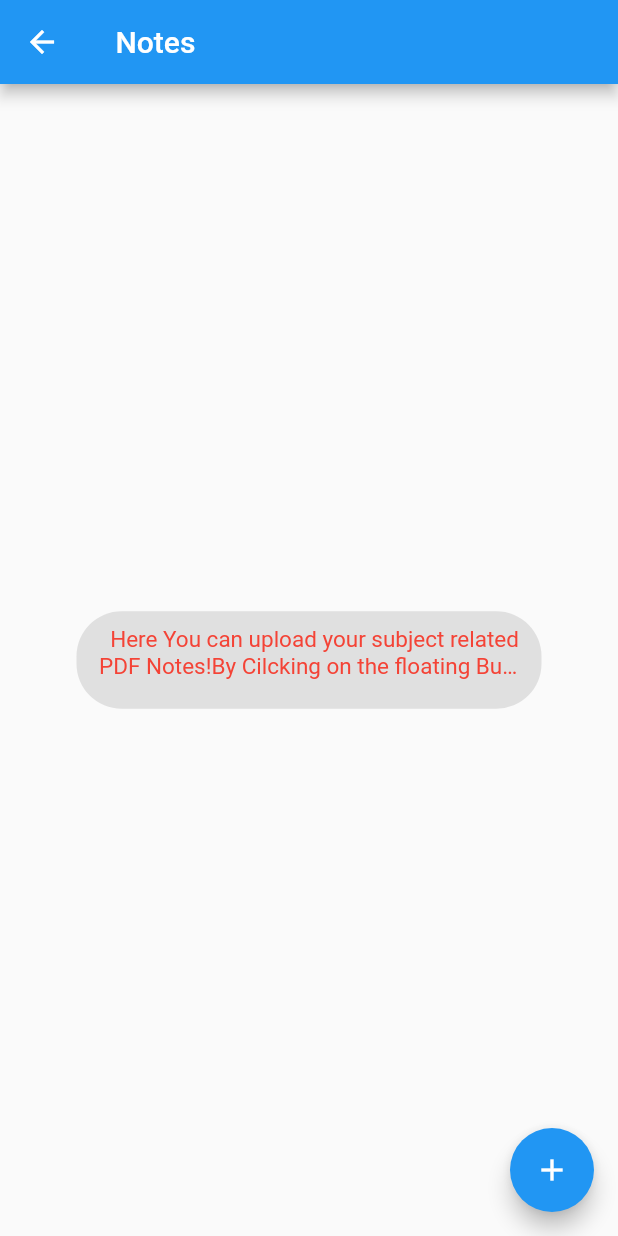
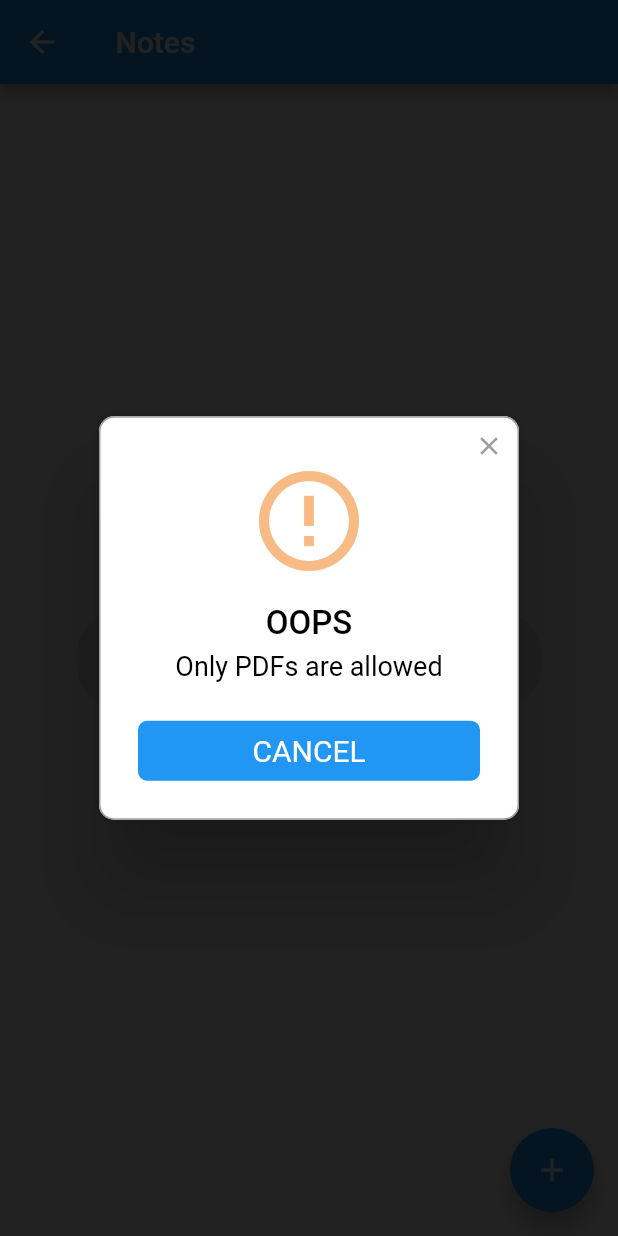
Before and after one commit to raghavgoenka/Document-Management, a Flutter app: the Subject screen opened directly with empty values, after a tap on the "add" icon, on a phone screen of 412 x 824 dp. Run offline on Flutter 3.47's test engine with Material 2 defaults, Android fonts, the phone set to English and light mode, and no system bars; drawn by our look-alikes of rflutter_alert; our stand-ins replace cloud_firestore, connectivity, file_picker, firebase_auth, firebase_storage, flushbar and 6 more; missing offline and left inert: esys_flutter_share, firebase_ml_vision, pdftron_flutter, translator; accounts and stored records are empty.

```diff
--- a/lib/home.dart
+++ b/lib/home.dart
@@ -14,7 +14,6 @@ import 'package:image_cropper/image_cropper.dart';
 import 'textTranslation.dart';
 import 'package:flutter/cupertino.dart';
 import 'package:translator/translator.dart';
-import 'pdf_viewer.dart';
 
 class HomeView extends StatefulWidget {
   final String userEmail;
--- a/lib/subjectdata.dart
+++ b/lib/subjectdata.dart
@@ -28,11 +28,10 @@ class _SubjectData extends State<Subject> {
   TextEditingController nameFileController = TextEditingController();
   Future getImage() async {
     File file = await FilePicker.getFile();
-    // RegExp re = new RegExp(r'(.+\.pdf)');
-    // print(file.toString());
-    // print('Has match: ${re.hasMatch(file.toString())}');
-    bool value = true;
-    // re.hasMatch(file.toString());
+    RegExp re = new RegExp(r'(.+\.pdf)');
+    print(file.toString());
+    print('Has match: ${re.hasMatch(file.toString())}');
+    bool value = re.hasMatch(file.toString());
     if (value == false) {
       Alert(
         context: context,
@@ -82,6 +81,7 @@ class _SubjectData extends State<Subject> {
               .then((value) {})
               .catchError((e) {
                 print(e);
+                print("/////////////////");
               });
           nameFileController.text = "";
 
@@ -204,6 +204,8 @@ class _SubjectData extends State<Subject> {
                   itemCount: snapshot.data.length,
                   itemBuilder: (context, index) {
                     return Card(
+                      elevation: 5,
+                      margin: EdgeInsets.all(10.0),
                       child: Column(
                         mainAxisSize: MainAxisSize.min,
                         children: <Widget>[
--- a/lib/try.dart
+++ b/lib/try.dart
@@ -20,7 +20,7 @@ class _MyState extends State<My> {
     initPlatformState();
     // print(pdfUrl);
 
-    PdftronFlutter.openDocument(pdfUrl);
+    PdftronFlutter.openDocument(pdfUrl + ".pdf");
   }
 
   Future<void> initPlatformState() async {
```
